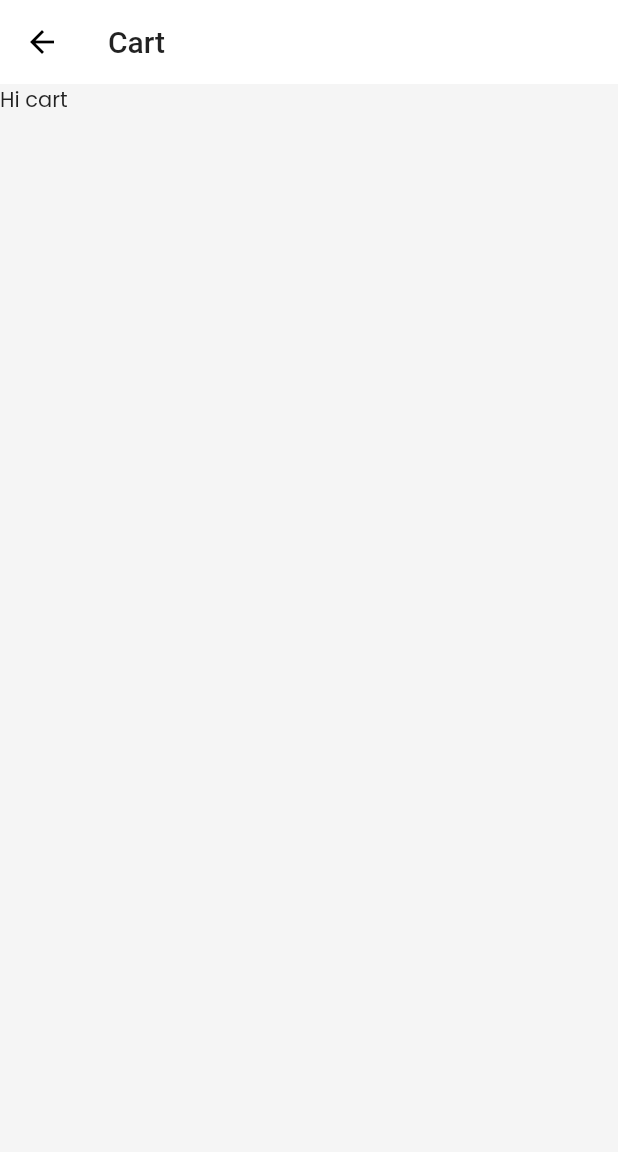
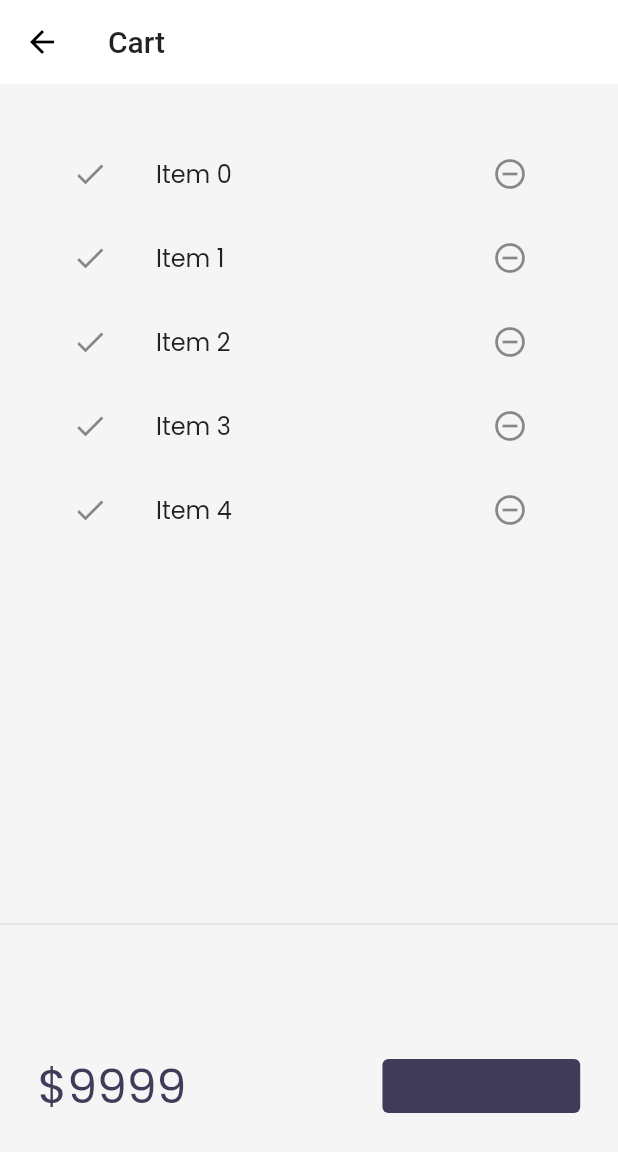
Before and after one commit to RushiMThakker/30DaysOfFlutter, a Flutter app: the Cart screen opened by its route, on a phone screen of 412 x 824 dp. Shown: the top 1152 px of the screen. Run offline on Flutter 3.47's test engine with Material 2 defaults, Android fonts, the phone set to English and light mode, and no system bars; our stand-ins replace google_fonts, velocity_x; network calls fail.

Commit message:
Day22 completed

```diff
--- a/flutter_catalog/lib/pages/cart.dart
+++ b/flutter_catalog/lib/pages/cart.dart
@@ -11,11 +11,58 @@ class Cart extends StatelessWidget {
         title: "Cart".text.make(),
       ),
       body: SafeArea(
-        child: Container(
-          child: "Hi cart".text.make(),
-          color: context.canvasColor,
-        ),
+        child: Column(children: [
+          _CartList().p32().expand(),
+          Divider(),
+          _CartTotal(),
+        ]),
       ),
     );
   }
 }
+
+class _CartTotal extends StatelessWidget {
+  @override
+  Widget build(BuildContext context) {
+    return SizedBox(
+      height: 200,
+      child: Row(
+        mainAxisAlignment: MainAxisAlignment.spaceAround,
+        children: [
+          "\$9999".text.xl4.color(context.accentColor).make(),
+          30.widthBox,
+          ElevatedButton(
+            onPressed: null,
+            style: ButtonStyle(
+                backgroundColor: MaterialStateProperty.all<Color>(
+                    context.theme.buttonColor)),
+            child: "Buy".text.color(context.accentColor).make(),
+          ).w32(context)
+        ],
+      ),
+    );
+  }
+}
+
+class _CartList extends StatefulWidget {
+  @override
+  __CartListState createState() => __CartListState();
+}
+
+class __CartListState extends State<_CartList> {
+  @override
+  Widget build(BuildContext context) {
+    return ListView.builder(
+        itemCount: 5,
+        itemBuilder: (context, index) =>
+            ListTile(
+              leading: Icon(Icons.done),
+              title: "Item $index".text.make(),
+              trailing: IconButton(
+                  onPressed: (){},
+                  icon: Icon(Icons.remove_circle_outline)
+              ),
+            )
+    );
+  }
+}
```
Also changed, not shown: 1 other file.
